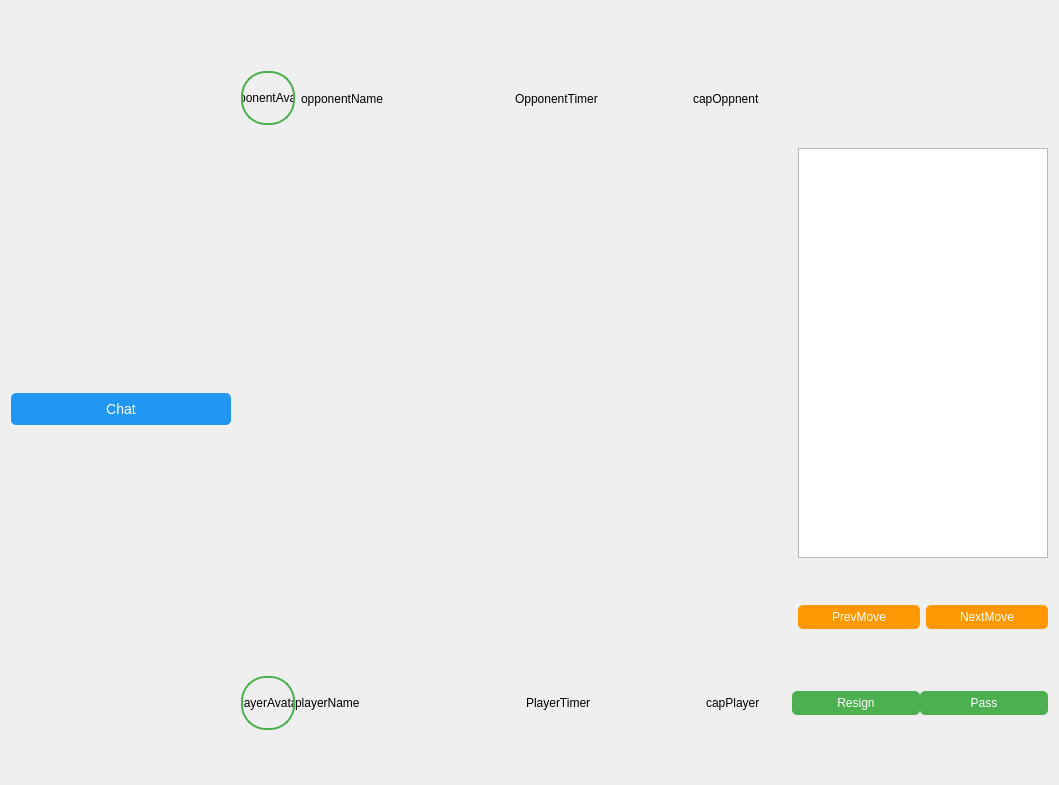
Old version of the form interface/Go_app/ui/game_windowOnline.ui in the repository gZEVI-1/OS_GO.
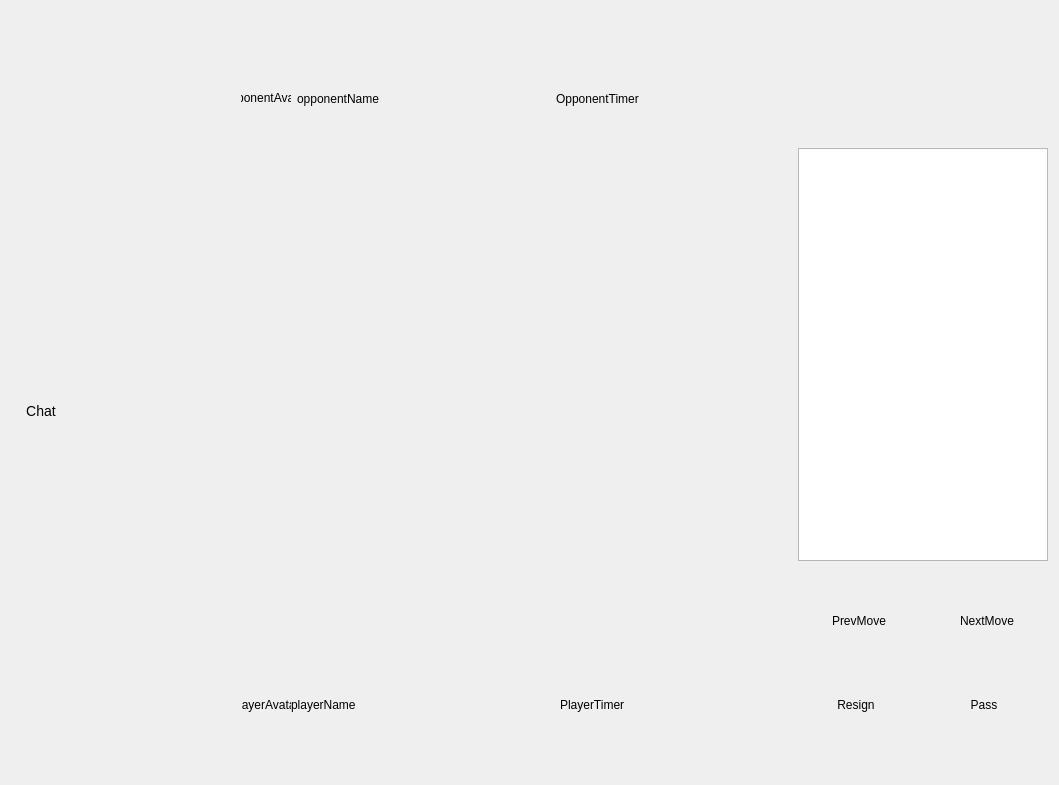
New version of the form. Custom widgets are drawn as their Qt base class.

```diff
--- a/interface/Go_app/ui/game_windowOnline.ui
+++ b/interface/Go_app/ui/game_windowOnline.ui
@@ -45,14 +45,13 @@
         </spacer>
        </item>
        <item>
-        <layout class="QHBoxLayout" name="horizontalLayout" stretch="2,3,7,1,5,1">
+        <layout class="QHBoxLayout" name="horizontalLayout" stretch="2,3,7,1,5">
          <item>
           <widget class="QPushButton" name="opponentAvatar">
            <property name="styleSheet">
             <string notr="true">QPushButton#opponentAvatar {
-    border: 2px solid #4CAF50;           /* зеленая рамка */
-    border-radius: 25px;                  /* половина от ширины/высоты */
-    background-color: transparent;        /* прозрачный фон */
+    border: 2px ;           /* зеленая рамка */
+    border-radius: 25px;           /* прозрачный фон */
     min-width: 50px;                      /* фиксированный размер */
     min-height: 50px;
     max-width: 50px;
@@ -110,13 +109,6 @@
            </property>
           </spacer>
          </item>
-         <item>
-          <widget class="QLabel" name="capturedBToppnent">
-           <property name="text">
-            <string>capOppnent</string>
-           </property>
-          </widget>
-         </item>
         </layout>
        </item>
        <item>
@@ -137,20 +129,14 @@
      <item>
       <layout class="QHBoxLayout" name="horizontalLayout_7" stretch="24,1,8">
        <item>
-        <layout class="QHBoxLayout" name="horizontalLayout_6" stretch="8,1,18">
+        <layout class="QHBoxLayout" name="horizontalLayout_6" stretch="1,8,20">
          <item>
           <widget class="QPushButton" name="buttonChat">
            <property name="styleSheet">
             <string notr="true">QPushButton#buttonChat {
-    background-color: #2196F3;
     border-radius: 5px;
-    color: white;
     padding: 8px 15px;
     font-size: 14px;
-}
-QPushButton#buttonChat:hover {
-    opacity: 0.9;
-    filter: brightness(110%);
 }</string>
            </property>
            <property name="text">
@@ -219,15 +205,9 @@
               <widget class="QPushButton" name="buttonPrevMove">
                <property name="styleSheet">
                 <string notr="true">QPushButton#buttonPrevMove {
-    background-color: #FF9800;
     border-radius: 5px;
-    color: white;
     padding: 5px 20px;
     font-size: 12px;
-}
-QPushButton#buttonPrevMove:hover {
-    opacity: 0.9;
-    filter: brightness(110%);
 }</string>
                </property>
                <property name="text">
@@ -239,15 +219,9 @@
               <widget class="QPushButton" name="buttonNextMove">
                <property name="styleSheet">
                 <string notr="true">QPushButton#buttonNextMove {
-    background-color: #FF9800;
     border-radius: 5px;
-    color: white;
     padding: 5px 20px;
     font-size: 12px;
-}
-QPushButton#buttonNextMove:hover {
-    opacity: 0.9;
-    filter: brightness(110%);
 }</string>
                </property>
                <property name="text">
@@ -295,14 +269,13 @@
         </spacer>
        </item>
        <item>
-        <layout class="QHBoxLayout" name="horizontalLayout_2" stretch="2,3,7,1,5,1">
+        <layout class="QHBoxLayout" name="horizontalLayout_2" stretch="2,3,7,1,5">
          <item>
           <widget class="QPushButton" name="playerAvatar">
            <property name="styleSheet">
             <string notr="true">QPushButton#playerAvatar {
-    border: 2px solid #4CAF50;           /* зеленая рамка */
-    border-radius: 25px;                  /* половина от ширины/высоты */
-    background-color: transparent;        /* прозрачный фон */
+    border: 2px ;           /* зеленая рамка */
+    border-radius: 25px;                      /* прозрачный фон */
     min-width: 50px;                      /* фиксированный размер */
     min-height: 50px;
     max-width: 50px;
@@ -360,13 +333,6 @@
            </property>
           </spacer>
          </item>
-         <item>
-          <widget class="QLabel" name="capturedBTplayer">
-           <property name="text">
-            <string>capPlayer</string>
-           </property>
-          </widget>
-         </item>
         </layout>
        </item>
        <item>
@@ -389,16 +355,10 @@
            <item>
             <widget class="QPushButton" name="buttonResign">
              <property name="styleSheet">
-              <string notr="true">QPushButton#buttonResign {
-    background-color: #4CAF50;
-    border-radius: 5px;
-    color: white;
+              <string notr="true">QPushButton#buttonResign {;
+    border-radius: 5px;;
     padding: 5px 15px;
     font-size: 12px;
-}
-QPushButton#buttonResign:hover {
-    opacity: 0.9;
-    filter: brightness(110%);
 }</string>
              </property>
              <property name="text">
@@ -409,16 +369,10 @@
            <item>
             <widget class="QPushButton" name="buttonPass">
              <property name="styleSheet">
-              <string notr="true">QPushButton#buttonPass {
-    background-color: #4CAF50;
+              <string notr="true">QPushButton#buttonPass {;
     border-radius: 5px;
-    color: white;
     padding: 5px 15px;
     font-size: 12px;
-}
-QPushButton#buttonPass:hover {
-    opacity: 0.9;
-    filter: brightness(110%);
 }</string>
              </property>
              <property name="text">
```
